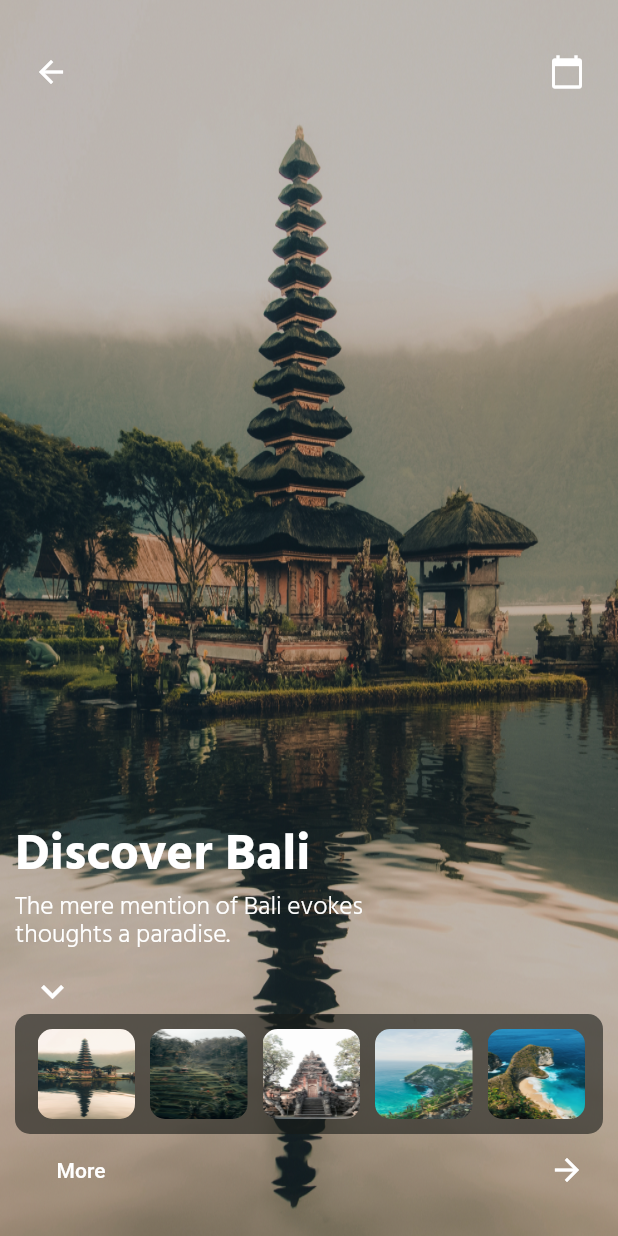
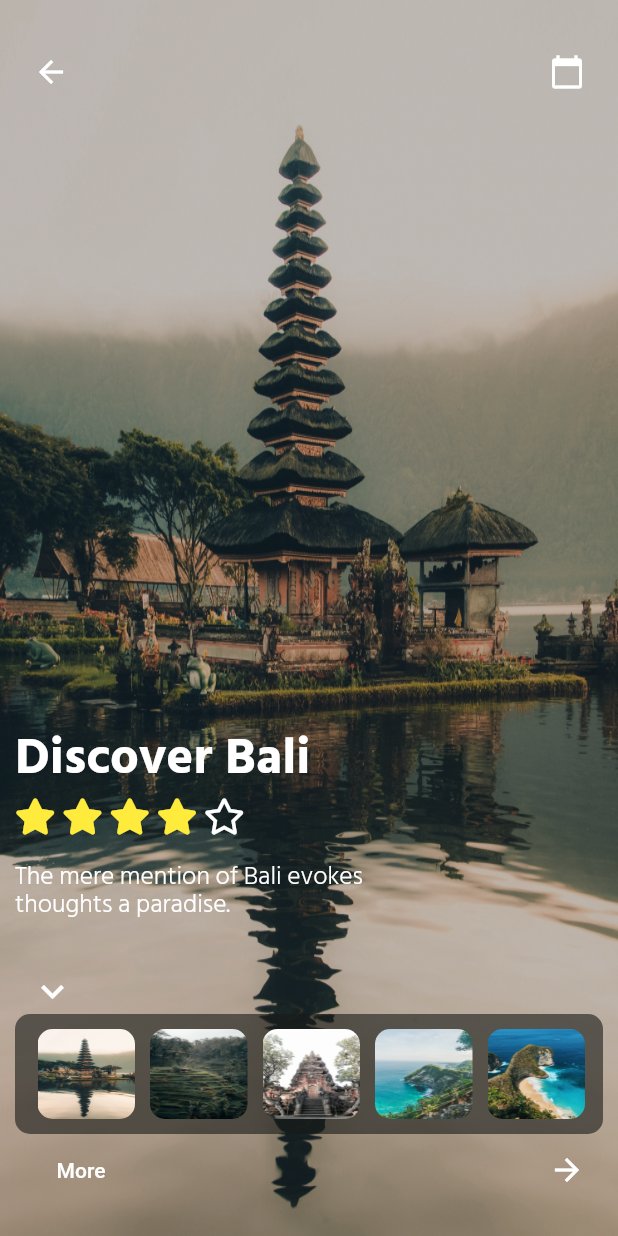
Before and after one commit to irizzka/flutter_travel_app, a Flutter app: the screen it shows after launch, on a phone screen of 412 x 824 dp. Run offline on Flutter 3.47's test engine with Material 2 defaults, Android fonts, the phone set to English and light mode, and no system bars; our stand-ins replace flutter_calendar_carousel, font_awesome_flutter.

Commit message:
simple rate (stars)

```diff
--- a/lib/models/card_model.dart
+++ b/lib/models/card_model.dart
@@ -7,20 +7,20 @@ class CardModel {
   CardModel(this.imgLink, this.title, this.info, this.count);
   static List<CardModel> cardList = [
     CardModel('images/bali.jpg', 'Discover Bali',
+        'The mere mention of Bali evokes thoughts a paradise.', 4),
+    CardModel('images/bali2.jpg', ' Jatiluwih Rice',
+        'The mere mention of Bali evokes thoughts a paradise.', 3),
+    CardModel('images/bali3.jpg', 'Pura Ulun Danu',
+        'The mere mention of Bali evokes thoughts a paradise.', 4),
+    CardModel('images/bali4.jpg', 'Kelingking Beach',
         'The mere mention of Bali evokes thoughts a paradise.', 2),
-    CardModel('images/bali2.jpg', 'Title 2',
+    CardModel('images/bali5.jpg', 'Nusa Islands',
+        'The mere mention of Bali evokes thoughts a paradise.', 0),
+    CardModel('images/bali6.jpg', 'Tukad Cepung',
+        'The mere mention of Bali evokes thoughts a paradise.', 3),
+    CardModel('images/bali7.jpg', 'Nusa Penida Island',
         'The mere mention of Bali evokes thoughts a paradise.', 2),
-    CardModel('images/bali3.jpg', 'Title 3',
-        'The mere mention of Bali evokes thoughts a paradise.', 2),
-    CardModel('images/bali4.jpg', 'Title 4',
-        'The mere mention of Bali evokes thoughts a paradise.', 2),
-    CardModel('images/bali5.jpg', 'Title 5',
-        'The mere mention of Bali evokes thoughts a paradise.', 2),
-    CardModel('images/bali6.jpg', 'Title 6',
-        'The mere mention of Bali evokes thoughts a paradise.', 2),
-    CardModel('images/bali7.jpg', 'Title 7',
-        'The mere mention of Bali evokes thoughts a paradise.', 2),
-    CardModel('images/bali8.jpg', 'Title 8',
-        'The mere mention of Bali evokes thoughts a paradise.', 2),
+    CardModel('images/bali8.jpg', 'Lempuyang Temple',
+        'The mere mention of Bali evokes thoughts a paradise.', 5),
   ];
 }
--- a/lib/provider/data.dart
+++ b/lib/provider/data.dart
@@ -3,7 +3,7 @@ import 'package:flutter/material.dart';
 import 'package:flutter_travel_app/models/card_model.dart';
 
 class Data extends ChangeNotifier {
-  int _counter = 0;
+  int _counter = _first.count;
   String _backgroundImage;
 
   static CardModel _first = CardModel.cardList.first;
@@ -12,6 +12,7 @@ class Data extends ChangeNotifier {
 
   void setCard(CardModel card){
     _cardModel = card;
+    _counter = card.count;
     notifyListeners();
   }
   String getTitle() {
--- a/lib/screens/calendar_screen.dart
+++ b/lib/screens/calendar_screen.dart
@@ -1,6 +1,7 @@
 import 'package:flutter/material.dart';
 import 'package:flutter_calendar_carousel/flutter_calendar_carousel.dart';
 import 'package:flutter_travel_app/provider/data.dart';
+import 'package:font_awesome_flutter/font_awesome_flutter.dart';
 import 'package:provider/provider.dart';
 
 class CalendarScreen extends StatelessWidget {
@@ -20,6 +21,7 @@ class CalendarScreen extends StatelessWidget {
           child: Column(
             mainAxisAlignment: MainAxisAlignment.end,
             children: <Widget>[
+
               Text(
                 Provider.of<Data>(context).getTitle(),
                 style: TextStyle(
@@ -29,6 +31,8 @@ class CalendarScreen extends StatelessWidget {
                   color: Colors.white,
                 ),
               ),
+
+             // Icon(FontAwesomeIcons.stream),
               Container(
                 color: Colors.white,
                 height: 400,
--- a/lib/screens/home_screen.dart
+++ b/lib/screens/home_screen.dart
@@ -3,12 +3,37 @@ import 'package:flutter/widgets.dart';
 import 'package:flutter_travel_app/screens/calendar_screen.dart';
 import 'package:flutter_travel_app/widgets/img_list.dart';
 import 'package:flutter_travel_app/provider/data.dart';
+import 'package:font_awesome_flutter/font_awesome_flutter.dart';
 import 'package:provider/provider.dart';
 
 class HomeScreen extends StatelessWidget {
 
+
+
+  List<Icon> showStars(BuildContext context) {
+
+    List<Icon> starsList = [];
+   int count = Provider.of<Data>(context).getCounter();
+    print(count);
+
+    for( int i = count ; i >= 1; i--){
+      starsList.add(Icon(FontAwesomeIcons.solidStar,
+      color: Colors.yellow,));
+    }
+
+    for(int i = 5; i > count; i--){
+
+        starsList.add(Icon(FontAwesomeIcons.star));
+
+    }
+
+
+    return starsList;
+  }
+
   @override
   Widget build(BuildContext context) {
+
     return Scaffold(
       body: Container(
         decoration: BoxDecoration(
@@ -53,9 +78,19 @@ class HomeScreen extends StatelessWidget {
                     fontSize: 34.0,
                     color: Colors.white,
                   ),),
+                /*  Icon(FontAwesomeIcons.solidStar),
+                  Icon(FontAwesomeIcons.star),*/
                   Container(
-                    height: 50,
-                    width: 250,
+                    padding: EdgeInsets.only(bottom: 20.0),
+                    width: 150,
+                    child: Row(
+                      mainAxisAlignment: MainAxisAlignment.spaceBetween,
+                      children: showStars(context),
+                    ),
+                  ),
+                  Container(
+                    height: 70,
+                    width: 300,
                     child: Text('The mere mention of Bali evokes thoughts a paradise.',
                     style: TextStyle(
                       fontFamily: 'HindSiliguri',
--- a/pubspec.yaml
+++ b/pubspec.yaml
@@ -25,6 +25,7 @@ dependencies:
   cupertino_icons: ^0.1.2
   provider: 3.0.0+1
   flutter_calendar_carousel: ^1.4.10
+  font_awesome_flutter: ^8.5.0
 
 dev_dependencies:
   flutter_test:
```
Also changed, not shown: pubspec.lock.
